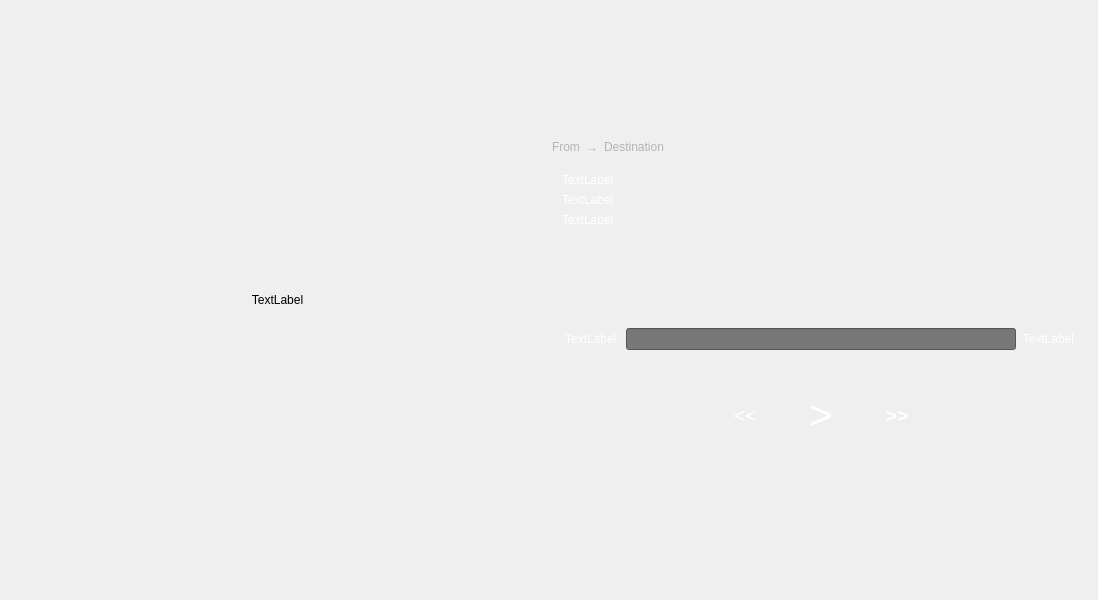
Above: shairport-display.ui from mikebrady/shairport-display-qt before the change. Below: the same form after it.
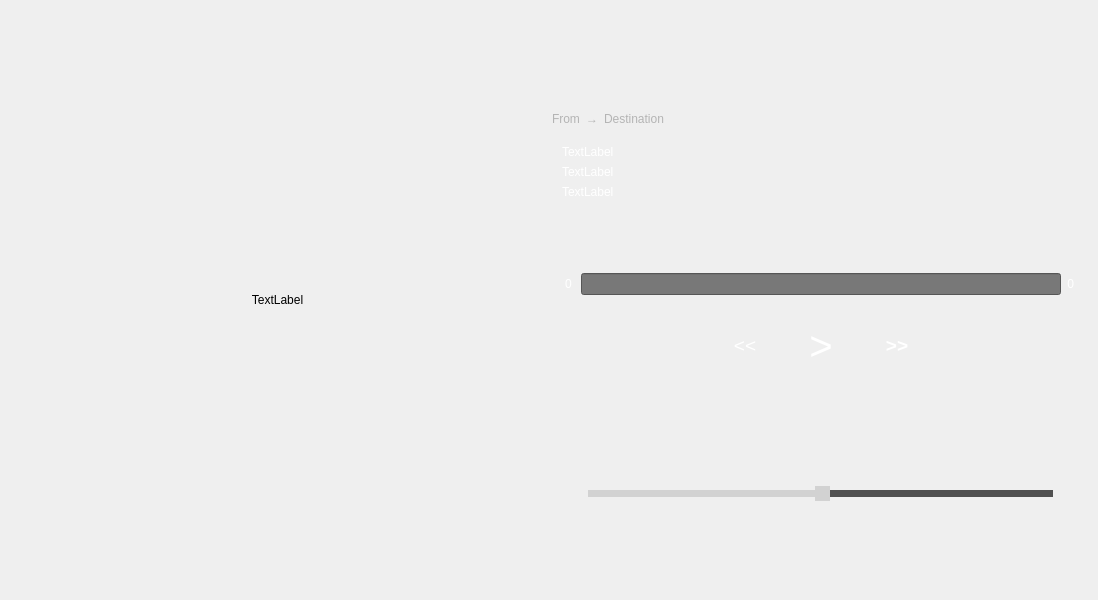
That is the form after the change.

Commit message:
volume slider
cleanup and add volume slider

```diff
--- a/shairport-display.ui
+++ b/shairport-display.ui
@@ -73,7 +73,7 @@
             </property>
            </widget></item>
 
-           <item><widget class="QLabel" name="x">
+           <item><widget class="QLabel" name="Arrow">
             <property name="styleSheet">
              <string notr="true">color: rgb(180, 180, 180);</string>
             </property>
@@ -113,7 +113,7 @@
           <item>
            <widget class="QLabel" name="Title">
             <property name="styleSheet">
-             <string notr="true">color: rgb(255, 255, 255);</string>
+             <string notr="true">margin-right:20px; color: rgb(255, 255, 255);</string>
             </property>
             <property name="text">
              <string>TextLabel</string>
@@ -129,7 +129,7 @@
           <item>
            <widget class="QLabel" name="Artist">
             <property name="styleSheet">
-             <string notr="true">color: rgb(255, 255, 255);</string>
+             <string notr="true">margin-right:20px; color: rgb(255, 255, 255);</string>
             </property>
             <property name="text">
              <string>TextLabel</string>
@@ -186,7 +186,7 @@
              <string notr="true">margin-left:10px; color: rgb(255, 255, 255);</string>
             </property>
               <property name="text">
-               <string>TextLabel</string>
+               <string>0</string>
               </property>
              </widget>
             </item>
@@ -231,7 +231,7 @@
                <enum>Qt::LeftToRight</enum>
               </property>
               <property name="text">
-               <string>TextLabel</string>
+               <string>0</string>
               </property>
               <property name="alignment">
                <set>Qt::AlignRight|Qt::AlignTrailing|Qt::AlignVCenter</set>
@@ -343,6 +343,69 @@
         </item>
          </layout>
         </item>
+
+        <item>
+         <spacer name="verticalSpacer_2">
+          <property name="orientation">
+           <enum>Qt::Vertical</enum>
+          </property>
+          <property name="sizeHint" stdset="0">
+           <size>
+            <width>10</width>
+            <height>20</height>
+           </size>
+          </property>
+         </spacer>
+        </item>
+
+<item>
+
+     <layout class="QHBoxLayout" name="horizontalLayout_2">
+
+<item>
+<widget class="QPushButton" name="v1">
+            <property name="styleSheet">
+             <string notr="true">margin-left:10px; width:20; border-radius:1px</string>
+            </property>
+            <property name="text">
+             <string></string>
+            </property>
+</widget>
+</item>
+
+<item>
+<widget class="QSlider" name="Vol">
+            <property name="styleSheet">
+             <string notr="true">
+QSlider::handle:horizontal { background-color: rgb(210,210,210); width:10px;}
+QSlider::add-page:horizontal { background: rgb(80,80,80); }
+QSlider::sub-page:horizontal { background: rgb(210,210,210); }
+QSlider::groove:horizontal { height: 7px; }
+QSlider {background-color: rgba(0, 0, 0, 0);}</string>
+            </property>
+<property name="value">
+<number>50</number>
+</property>
+<property name="orientation">
+<enum>Qt::Horizontal</enum>
+</property>
+</widget>
+</item>
+
+<item>
+<widget class="QPushButton" name="v2">
+            <property name="styleSheet">
+             <string notr="true">margin-right:10px; width:20; color: white; border-radius:1px</string>
+            </property>
+            <property name="text">
+             <string></string>
+            </property>
+</widget>
+</item>
+
+     </layout>
+</item>
+
         <item>
          <spacer name="verticalSpacer_2">
           <property name="orientation">
```
Left out of the diff: 2 changed lines with no effect on the pictures. The commit also changes 4 other files.
